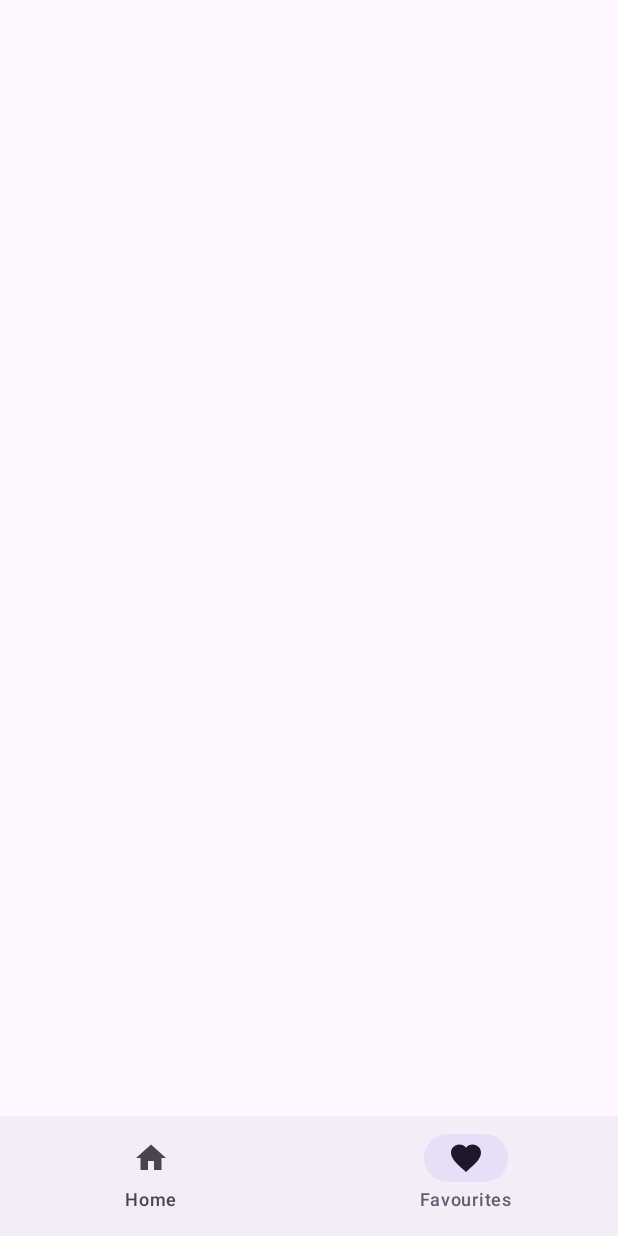
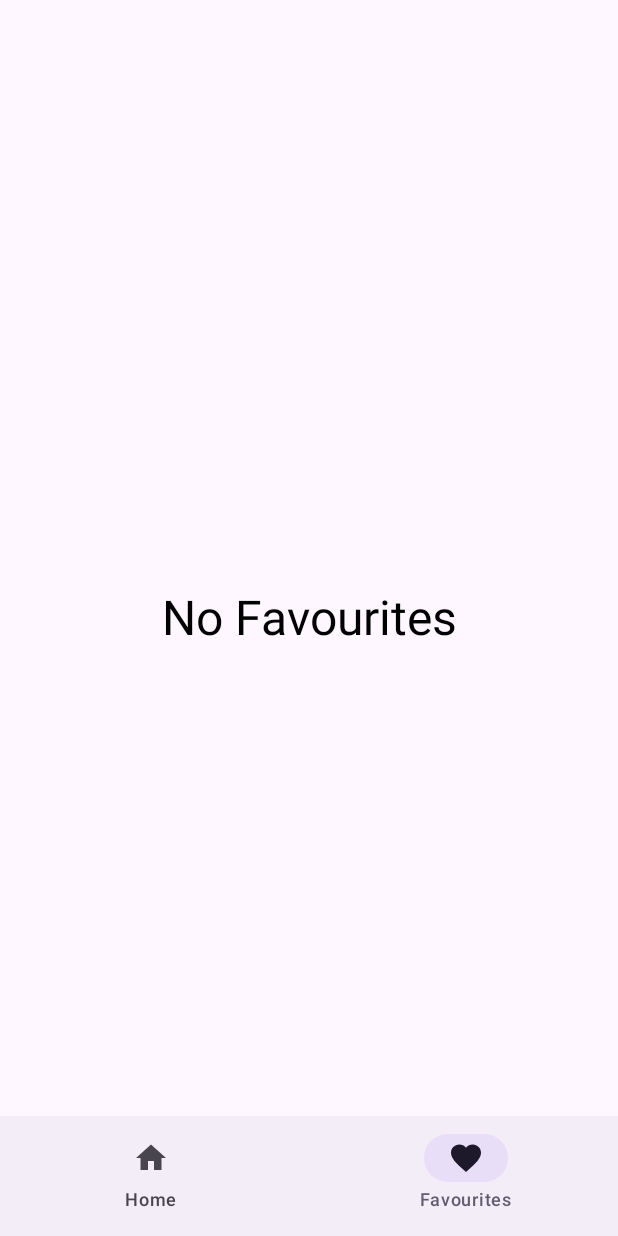
Before and after one commit to ShahbozbekCoder/StopWatch, an Android app built with Jetpack Compose: the @Preview function NewsScreenPreview, item 2 of the bottom bar chosen, on a phone screen of 412 x 824 dp. Run offline under Robolectric (Android 15) with nearby library versions, the phone set to English and light mode, and no system bars; our stand-ins replace Dagger/Hilt's generated code, Room's generated code; 1 statement that could not run was skipped.

Commit message:
added darkTheme

```diff
--- a/app/src/main/java/com/shahbozbek/stopwatch/MainActivity.kt
+++ b/app/src/main/java/com/shahbozbek/stopwatch/MainActivity.kt
@@ -35,5 +35,4 @@ class MainActivity : ComponentActivity() {
             }
         }
     }
-
 }
--- a/app/src/main/java/com/shahbozbek/stopwatch/di/AppModule.kt
+++ b/app/src/main/java/com/shahbozbek/stopwatch/di/AppModule.kt
@@ -8,6 +8,7 @@ import com.shahbozbek.stopwatch.data.remote.NewsApiInterface
 import com.shahbozbek.stopwatch.data.remote.RetrofitBuilder
 import com.shahbozbek.stopwatch.repository.Repository
 import com.shahbozbek.stopwatch.repository.RepositoryImpl
+import com.shahbozbek.stopwatch.ui.theme.ThemePreferences
 import dagger.Module
 import dagger.Provides
 import dagger.Reusable
@@ -46,6 +47,11 @@ object AppModule {
     }
 
     @[Provides Reusable]
+    fun provideThemePreferences(@ApplicationContext context: Context): ThemePreferences {
+        return ThemePreferences(context)
+    }
+
+    @[Provides Reusable]
     fun provideRepository(
         @ApplicationContext context: Context,
         weatherApiInterface: WeatherApiInterface,
--- a/app/src/main/java/com/shahbozbek/stopwatch/navigation/AppNavigation.kt
+++ b/app/src/main/java/com/shahbozbek/stopwatch/navigation/AppNavigation.kt
@@ -37,7 +37,6 @@ fun AppNavigation(navHostController: NavHostController, paddingValues: PaddingVa
                     }
                 }
             }
-
         }
     }
 }
--- a/app/src/main/java/com/shahbozbek/stopwatch/ui/news/AllNewsScreen.kt
+++ b/app/src/main/java/com/shahbozbek/stopwatch/ui/news/AllNewsScreen.kt
@@ -1,6 +1,7 @@
 package com.shahbozbek.stopwatch.ui.news
 
 import android.net.Uri
+import androidx.compose.foundation.isSystemInDarkTheme
 import androidx.compose.foundation.layout.Box
 import androidx.compose.foundation.layout.Column
 import androidx.compose.foundation.layout.Spacer
@@ -92,8 +93,8 @@ fun AllNewsScreen(
                         modifier = Modifier.padding(horizontal = 4.dp),
                         shape = RoundedCornerShape(50),
                         colors = FilterChipDefaults.filterChipColors(
-                            selectedContainerColor = Color.Cyan,
-                            disabledContainerColor = Color.LightGray,
+                            selectedContainerColor = if (isSystemInDarkTheme()) Color.DarkGray else Color.Cyan,
+                            disabledContainerColor = if (isSystemInDarkTheme()) Color.DarkGray else Color.LightGray,
                         )
                     )
                 }
--- a/app/src/main/java/com/shahbozbek/stopwatch/ui/news/FavouritesScreen.kt
+++ b/app/src/main/java/com/shahbozbek/stopwatch/ui/news/FavouritesScreen.kt
@@ -2,47 +2,47 @@ package com.shahbozbek.stopwatch.ui.news
 
 import android.net.Uri
 import android.util.Log
+import androidx.compose.foundation.isSystemInDarkTheme
+import androidx.compose.foundation.layout.Box
 import androidx.compose.foundation.layout.Column
 import androidx.compose.foundation.layout.fillMaxSize
 import androidx.compose.foundation.lazy.LazyColumn
 import androidx.compose.material3.ExperimentalMaterial3Api
 import androidx.compose.material3.SwipeToDismissBox
 import androidx.compose.material3.SwipeToDismissBoxValue
+import androidx.compose.material3.Text
 import androidx.compose.material3.rememberSwipeToDismissBoxState
 import androidx.compose.runtime.Composable
 import androidx.compose.runtime.collectAsState
 import androidx.compose.runtime.getValue
 import androidx.compose.ui.Alignment
 import androidx.compose.ui.Modifier
+import androidx.compose.ui.graphics.Color
+import androidx.compose.ui.unit.sp
 import androidx.navigation.NavController
 
-@OptIn(ExperimentalMaterial3Api::class)
 @Composable
 fun FavouritesScreen(
-    newsScreenViewModel: NewsScreenViewModel,
-    navController: NavController
+    newsScreenViewModel: NewsScreenViewModel, navController: NavController
 ) {
     val favouriteNews by newsScreenViewModel.getFavouriteNews()
         .collectAsState(initial = emptyList())
 
     Log.d("TAG", "FavouritesScreen: $favouriteNews")
     Column(
-        modifier = Modifier.fillMaxSize(),
-        horizontalAlignment = Alignment.CenterHorizontally
+        modifier = Modifier.fillMaxSize(), horizontalAlignment = Alignment.CenterHorizontally
     ) {
         LazyColumn {
             items(favouriteNews.size) { idx ->
 
-                val dismissState = rememberSwipeToDismissBoxState(
-                    confirmValueChange = { newValue ->
+                val dismissState = rememberSwipeToDismissBoxState(confirmValueChange = { newValue ->
                     if (newValue == SwipeToDismissBoxValue.EndToStart) {
                         newsScreenViewModel.deleteFavouriteArticle(favouriteNews[idx])
                         true
                     } else {
                         false
                     }
-                    }
-                )
+                })
                 SwipeToDismissBox(
                     state = dismissState,
                     modifier = Modifier.fillMaxSize(),
@@ -50,15 +50,24 @@ fun FavouritesScreen(
 
                     },
                 ) {
-                    NewsItem(
-                        newsItem = favouriteNews[idx],
-                        onClick = {
+                    NewsItem(newsItem = favouriteNews[idx], onClick = {
                         val encodedUrl = Uri.encode(favouriteNews[idx].url)
                         navController.navigate("news_detail/$encodedUrl")
+                    })
                 }
+            }
+        }
+        if (favouriteNews.isEmpty()) {
+            Box(
+                modifier = Modifier.fillMaxSize(),
+                contentAlignment = Alignment.Center
+            ) {
+                Text(
+                    text = "No Favourites",
+                    color = if (isSystemInDarkTheme()) Color.White else Color.Black,
+                    fontSize = 32.sp
                 )
             }
         }
     }
 }
-}
--- a/app/src/main/java/com/shahbozbek/stopwatch/ui/news/NewsScreenViewModel.kt
+++ b/app/src/main/java/com/shahbozbek/stopwatch/ui/news/NewsScreenViewModel.kt
@@ -4,6 +4,7 @@ import androidx.lifecycle.ViewModel
 import androidx.lifecycle.viewModelScope
 import com.shahbozbek.stopwatch.data.models.newsdata.Article
 import com.shahbozbek.stopwatch.repository.RepositoryImpl
+import com.shahbozbek.stopwatch.ui.theme.ThemePreferences
 import com.shahbozbek.stopwatch.usecases.GetFavouriteNewsUseCase
 import com.shahbozbek.stopwatch.usecases.GetNewsDataUseCase
 import com.shahbozbek.stopwatch.utils.Result
@@ -11,6 +12,7 @@ import dagger.hilt.android.lifecycle.HiltViewModel
 import kotlinx.coroutines.CoroutineExceptionHandler
 import kotlinx.coroutines.flow.MutableStateFlow
 import kotlinx.coroutines.flow.StateFlow
+import kotlinx.coroutines.flow.asStateFlow
 import kotlinx.coroutines.launch
 import javax.inject.Inject
 
@@ -18,7 +20,8 @@ import javax.inject.Inject
 class NewsScreenViewModel @Inject constructor(
     private val getNewsDataUseCase: GetNewsDataUseCase,
     private val repositoryImpl: RepositoryImpl,
-    private val getFavouriteNewsUseCase: GetFavouriteNewsUseCase
+    private val getFavouriteNewsUseCase: GetFavouriteNewsUseCase,
+    private val themePreferences: ThemePreferences
 ) : ViewModel() {
 
     private val _newsData = MutableStateFlow<Result>(Result.Loading)
@@ -27,6 +30,9 @@ class NewsScreenViewModel @Inject constructor(
     private val coroutineExceptionHandler = CoroutineExceptionHandler { _, throwable ->
         _newsData.value = Result.Error(throwable.message ?: "Unknown error")
     }
+
+    private val _isDarkThemeEnabled = MutableStateFlow(themePreferences.isDarkThemeEnabled())
+    val isDarkThemeEnabled: StateFlow<Boolean> get() = _isDarkThemeEnabled.asStateFlow()
 
     fun getNews(category: String = "") {
         viewModelScope.launch(coroutineExceptionHandler) {
--- /dev/null
+++ b/app/src/main/java/com/shahbozbek/stopwatch/ui/theme/ThemePreferences.kt
@@ -0,0 +1,20 @@
+package com.shahbozbek.stopwatch.ui.theme
+
+import android.content.Context
+
+class ThemePreferences(context: Context) {
+    private val sharedPreferences = context.getSharedPreferences("theme_prefs", Context.MODE_PRIVATE)
+
+    companion object {
+        const val THEME_KEY = "theme_mode"
+    }
+
+    fun saveTheme(isDarkThemeEnabled: Boolean) {
+        sharedPreferences.edit().putBoolean(THEME_KEY, isDarkThemeEnabled).apply()
+
+    }
+
+    fun isDarkThemeEnabled(): Boolean {
+        return sharedPreferences.getBoolean(THEME_KEY, false)
+    }
+}
```
Also changed, not shown: app/src/main/java/com/shahbozbek/stopwatch/navigation/SetUpNavigation.kt (+11 -4 lines), app/src/main/java/com/shahbozbek/stopwatch/ui/news/NewsItem.kt (+6 -5 lines), app/src/main/java/com/shahbozbek/stopwatch/ui/theme/Theme.kt (+3 -4 lines). Lines whose indentation alone changed are shown as unchanged.
